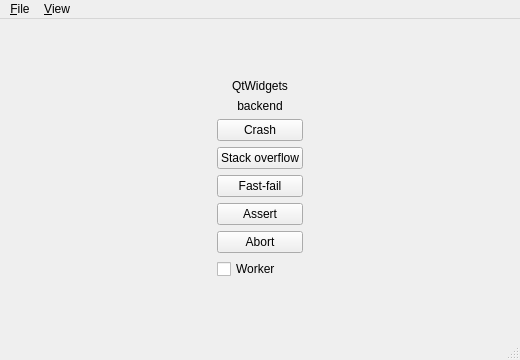
jpnurmi/sentry-playground, file qtwidgetswindow.ui: the form before one commit.
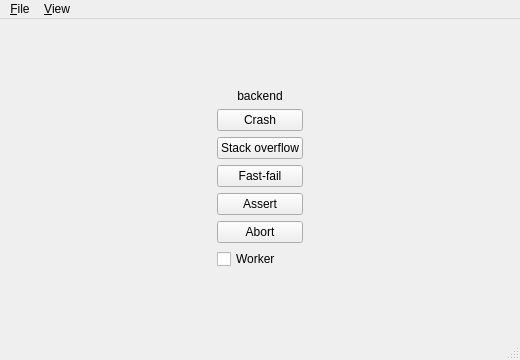
The form after the commit.

The edit to the form file:
```diff
--- a/qtwidgetswindow.ui
+++ b/qtwidgetswindow.ui
@@ -11,31 +11,18 @@
    </rect>
   </property>
   <property name="windowTitle">
-   <string>QtWidgets - Sentry Playground</string>
+   <string>Sentry Playground</string>
   </property>
   <widget class="QWidget" name="centralwidget">
    <layout class="QGridLayout" name="gridLayout">
-    <item row="7" column="1">
-     <widget class="QPushButton" name="abortButton">
+    <item row="5" column="1">
+     <widget class="QPushButton" name="assertButton">
       <property name="text">
-       <string>Abort</string>
+       <string>Assert</string>
       </property>
      </widget>
     </item>
-    <item row="3" column="2">
-     <spacer name="horizontalSpacer_2">
-      <property name="orientation">
-       <enum>Qt::Orientation::Horizontal</enum>
-      </property>
-      <property name="sizeHint" stdset="0">
-       <size>
-        <width>0</width>
-        <height>0</height>
-       </size>
-      </property>
-     </spacer>
-    </item>
-    <item row="3" column="0">
+    <item row="2" column="0">
      <spacer name="horizontalSpacer">
       <property name="orientation">
        <enum>Qt::Orientation::Horizontal</enum>
@@ -48,7 +35,7 @@
       </property>
      </spacer>
     </item>
-    <item row="9" column="1">
+    <item row="8" column="1">
      <spacer name="verticalSpacer_2">
       <property name="orientation">
        <enum>Qt::Orientation::Vertical</enum>
@@ -61,10 +48,10 @@
       </property>
      </spacer>
     </item>
-    <item row="0" column="1">
-     <spacer name="verticalSpacer">
+    <item row="2" column="2">
+     <spacer name="horizontalSpacer_2">
       <property name="orientation">
-       <enum>Qt::Orientation::Vertical</enum>
+       <enum>Qt::Orientation::Horizontal</enum>
       </property>
       <property name="sizeHint" stdset="0">
        <size>
@@ -74,42 +61,55 @@
       </property>
      </spacer>
     </item>
-    <item row="3" column="1">
+    <item row="2" column="1">
      <widget class="QPushButton" name="crashButton">
       <property name="text">
        <string>Crash</string>
       </property>
      </widget>
     </item>
+    <item row="4" column="1">
+     <widget class="QPushButton" name="fastfailButton">
+      <property name="text">
+       <string>Fast-fail</string>
+      </property>
+     </widget>
+    </item>
+    <item row="0" column="1">
+     <spacer name="verticalSpacer">
+      <property name="orientation">
+       <enum>Qt::Orientation::Vertical</enum>
+      </property>
+      <property name="sizeHint" stdset="0">
+       <size>
+        <width>0</width>
+        <height>0</height>
+       </size>
+      </property>
+     </spacer>
+    </item>
     <item row="6" column="1">
-     <widget class="QPushButton" name="assertButton">
+     <widget class="QPushButton" name="abortButton">
       <property name="text">
-       <string>Assert</string>
+       <string>Abort</string>
       </property>
      </widget>
     </item>
-    <item row="8" column="1">
+    <item row="7" column="1">
      <widget class="QCheckBox" name="workerBox">
       <property name="text">
        <string>Worker</string>
       </property>
      </widget>
     </item>
-    <item row="4" column="1">
+    <item row="3" column="1">
      <widget class="QPushButton" name="stackOverflowButton">
       <property name="text">
        <string>Stack overflow</string>
       </property>
      </widget>
     </item>
-    <item row="5" column="1">
-     <widget class="QPushButton" name="fastfailButton">
-      <property name="text">
-       <string>Fast-fail</string>
-      </property>
-     </widget>
-    </item>
-    <item row="2" column="1">
+    <item row="1" column="1">
      <widget class="QLabel" name="backendLabel">
       <property name="text">
        <string>backend</string>
@@ -119,16 +119,6 @@
       </property>
      </widget>
     </item>
-    <item row="1" column="1">
-     <widget class="QLabel" name="label">
-      <property name="text">
-       <string>QtWidgets</string>
-      </property>
-      <property name="alignment">
-       <set>Qt::AlignmentFlag::AlignCenter</set>
-      </property>
-     </widget>
-    </item>
    </layout>
   </widget>
   <widget class="QMenuBar" name="menubar">
@@ -137,7 +127,7 @@
      <x>0</x>
      <y>0</y>
      <width>520</width>
-     <height>23</height>
+     <height>30</height>
     </rect>
    </property>
    <widget class="QMenu" name="menuFile">
@@ -151,7 +141,6 @@
      <string>&amp;View</string>
     </property>
     <addaction name="actionWidgets"/>
-    <addaction name="actionQuick"/>
    </widget>
    <addaction name="menuFile"/>
    <addaction name="menu_View"/>
@@ -167,11 +156,6 @@
     <string>&amp;Widgets</string>
    </property>
   </action>
-  <action name="actionQuick">
-   <property name="text">
-    <string>&amp;Quick</string>
-   </property>
-  </action>
  </widget>
  <resources/>
  <connections/>
```
